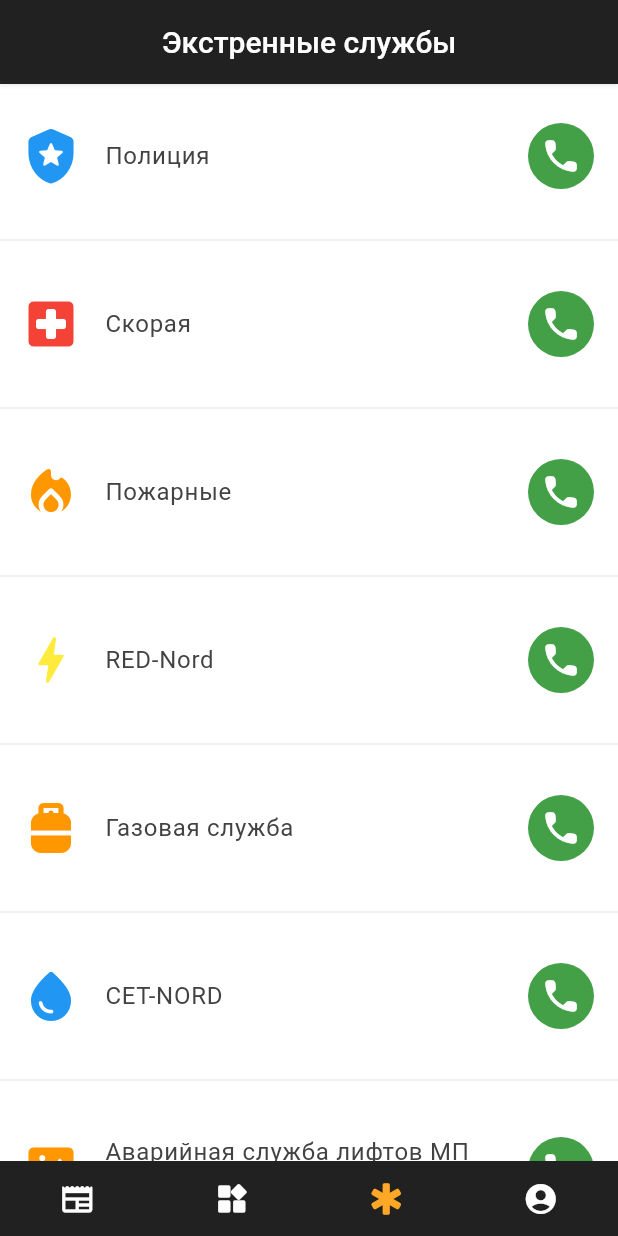
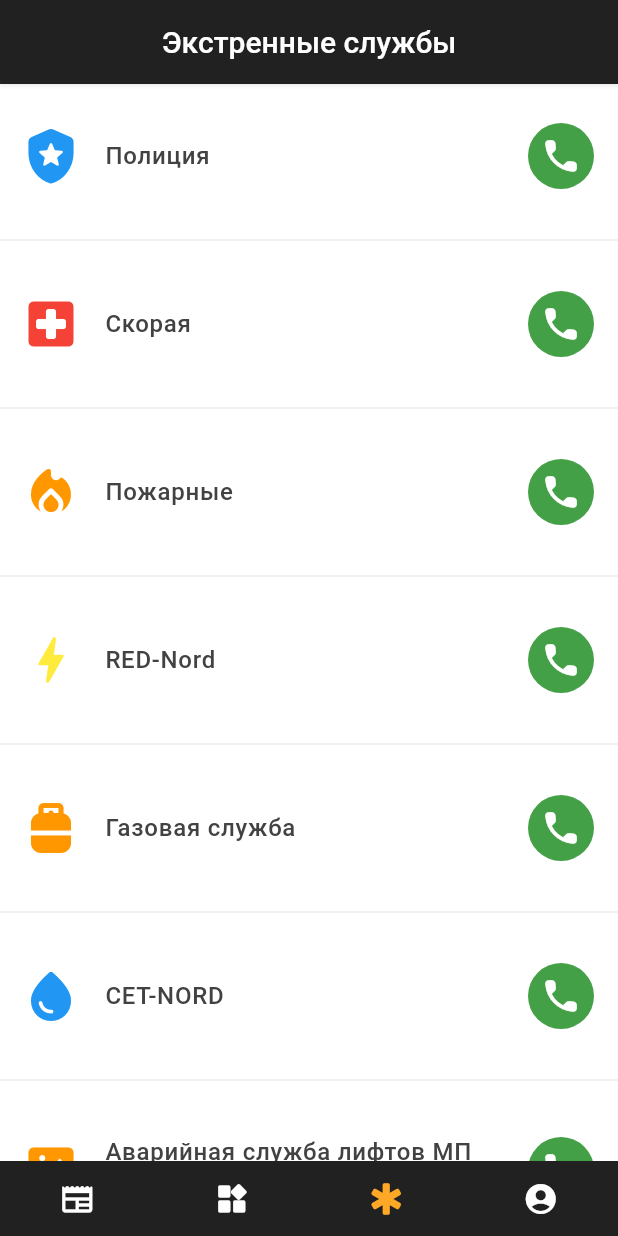
Before and after one commit to moldbee/mobile-app, a Flutter app: the screen it shows after launch, item 3 of the bottom bar chosen, on a phone screen of 412 x 824 dp. Run offline on Flutter 3.47's test engine with Material 2 defaults, Android fonts, the light colour scheme and no system bars; our stand-ins replace cached_network_image, flutter_dotenv, flutter_form_builder, flutter_hooks, flutter_linkify, font_awesome_flutter and 9 more; missing offline and left inert: flutter_iconpicker, smooth_highlight, timeago_flutter, very_good_infinite_list; accounts and stored records are empty.

Commit message:
Refactor UI styles and fix environment file

```diff
--- a/lib/features/emergencies/screens/emergencies.dart
+++ b/lib/features/emergencies/screens/emergencies.dart
@@ -50,7 +50,6 @@ class EmergenciesScreen extends StatelessWidget {
         'number': '0231 8-00-49',
         'iconColor': Colors.orange.shade500,
       },
-
     ];
 
     return Scaffold(
@@ -64,7 +63,10 @@ class EmergenciesScreen extends StatelessWidget {
                   const EdgeInsets.symmetric(vertical: 20, horizontal: 14),
               title: Text(
                 items[index]['title'],
-                style: TextStyle(color: Colors.grey.shade800, fontSize: 16),
+                style: TextStyle(
+                    color: Colors.grey.shade800,
+                    fontSize: 16,
+                    fontWeight: FontWeight.w500),
               ),
               leading: Icon(
                 items[index]['icon'],
--- a/lib/features/events/widgets/tile.dart
+++ b/lib/features/events/widgets/tile.dart
@@ -63,9 +63,10 @@ class EventTile extends StatelessWidget {
       child: Card(
         semanticContainer: true,
         shape: RoundedRectangleBorder(
+          side: BorderSide(color: Colors.grey.shade300, width: 1),
           borderRadius: BorderRadius.circular(10),
         ),
-        elevation: 1,
+        elevation: 0,
         child: Padding(
           padding: const EdgeInsets.symmetric(horizontal: 12, vertical: 14),
           child: Row(
--- a/lib/features/services/screens/details.dart
+++ b/lib/features/services/screens/details.dart
@@ -72,7 +72,7 @@ class ServiceDetailsScreen extends HookWidget {
                 padding:
                     const EdgeInsets.symmetric(horizontal: 20, vertical: 10),
                 child: Column(
-                  mainAxisAlignment: MainAxisAlignment.center,
+                  mainAxisAlignment: MainAxisAlignment.start,
                   crossAxisAlignment: CrossAxisAlignment.start,
                   children: [
                     if (selectedService['logo'] != null) ...[
@@ -81,7 +81,7 @@ class ServiceDetailsScreen extends HookWidget {
                       ),
                       Image.network(
                         selectedService['logo'],
-                        height: 100,
+                        width: double.infinity,
                       ),
                       const SizedBox(
                         height: 20,
--- a/lib/features/services/widgets/company_tile.dart
+++ b/lib/features/services/widgets/company_tile.dart
@@ -30,7 +30,7 @@ class CompanyTile extends StatelessWidget {
           padding: const EdgeInsets.only(top: 10),
           child: Text(
             title,
-            style: TextStyle(color: Colors.grey.shade800),
+            style: TextStyle(color: Colors.grey.shade800, fontWeight: FontWeight.w500),
           ),
         ),
       ],
--- a/lib/main.dart
+++ b/lib/main.dart
@@ -16,8 +16,8 @@ import 'package:smart_city/shared/config/theme.dart';
 import 'package:supabase_flutter/supabase_flutter.dart';
 
 void main() async {
-  // await dotenv.load(fileName: ".env.prod");
-  await dotenv.load(fileName: '.env.dev');
+  await dotenv.load(fileName: ".env.prod");
+  // await dotenv.load(fileName: '.env.dev');
   WidgetsFlutterBinding.ensureInitialized();
   await Supabase.initialize(
     url: dotenv.env['SUPABASE_URL']!,
--- a/lib/shared/widgets/tile.dart
+++ b/lib/shared/widgets/tile.dart
@@ -15,7 +15,7 @@ class Tile extends StatelessWidget {
   @override
   Widget build(BuildContext context) {
     return Container(
-      padding: const EdgeInsets.symmetric(vertical: 20, horizontal: 12),
+      padding: const EdgeInsets.symmetric(vertical: 18, horizontal: 12),
       margin: const EdgeInsets.all(8),
       decoration: BoxDecoration(
         border: Border.all(color: Colors.grey.shade300, width: 1),
@@ -39,7 +39,8 @@ class Tile extends StatelessWidget {
                   fontSize: 14,
                   overflow: TextOverflow.ellipsis,
                   color: Colors.grey.shade800,
-                  fontWeight: FontWeight.w500),
+                  fontWeight: FontWeight.w500
+                  ),
             ),
           ),
         ],
```
